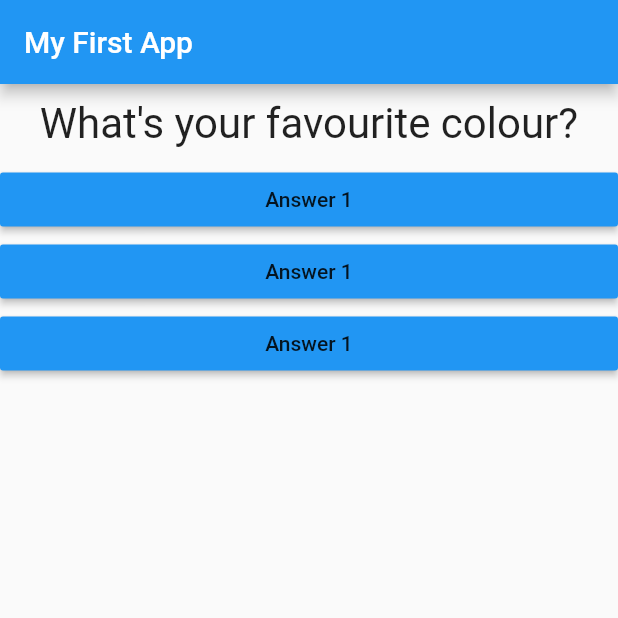
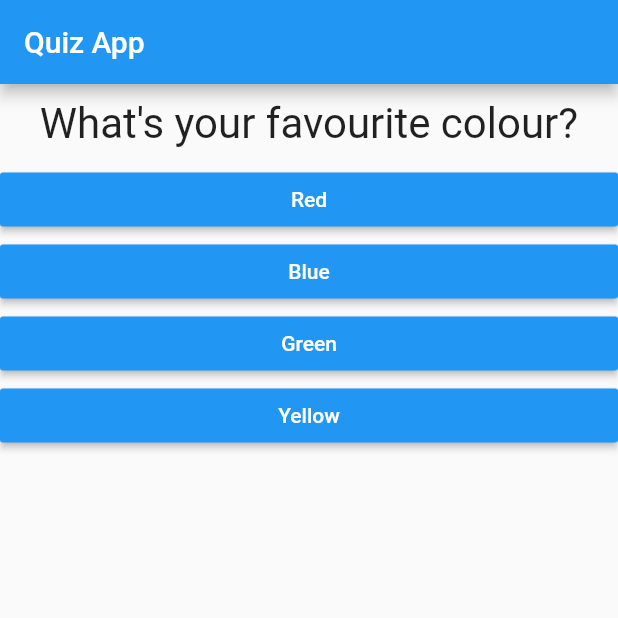
Before and after one commit to anuragraina/Quiz-App, a Flutter app: the screen it shows after launch, on a phone screen of 412 x 824 dp, the top half of it. Run offline on Flutter 3.47's test engine with Material 2 defaults, Android fonts, the phone set to English and light mode, and no system bars.

Commit message:
Update code for dynamic answers

```diff
--- a/lib/answer.dart
+++ b/lib/answer.dart
@@ -2,8 +2,9 @@ import 'package:flutter/material.dart';
 
 class Answer extends StatelessWidget {
   final Function selectHandler;
+  final String answerText;
 
-  Answer(this.selectHandler);
+  Answer(this.selectHandler, this.answerText);
 
   @override
   Widget build(BuildContext context) {
@@ -11,7 +12,8 @@ class Answer extends StatelessWidget {
       width: double.infinity,
       child: RaisedButton(
         color: Colors.blue,
-        child: Text("Answer 1"),
+        textColor: Colors.white,
+        child: Text(answerText),
         onPressed: selectHandler,
       ),
     );
--- a/lib/main.dart
+++ b/lib/main.dart
@@ -29,23 +29,30 @@ class _MyAppState extends State<MyApp> {
   @override
   Widget build(BuildContext context) {
     var questions = [
-      'What\'s your favourite colour?',
-      'What\'s your favourite animal?',
+      {
+        'questionText': 'What\'s your favourite colour?',
+        'answers': ['Red', 'Blue', 'Green', 'Yellow']
+      },
+      {
+        'questionText': 'What\'s your favourite animal?',
+        'answers': ['Dog', 'Rabbit', 'Cat', 'Horse']
+      },
     ];
 
     return MaterialApp(
       home: Scaffold(
         appBar: AppBar(
-          title: Text("My First App"),
+          title: Text("Quiz App"),
         ),
         body: Column(
           children: [
             Question(
-              questions[_questionIndex],
+              questions[_questionIndex]['questionText'],
             ),
-            Answer(_answerQuestion),
-            Answer(_answerQuestion),
-            Answer(_answerQuestion),
+            ...(questions[_questionIndex]['answers'] as List<String>)
+                .map((answer) {
+              return Answer(_answerQuestion, answer);
+            })
           ],
         ),
       ),
```
